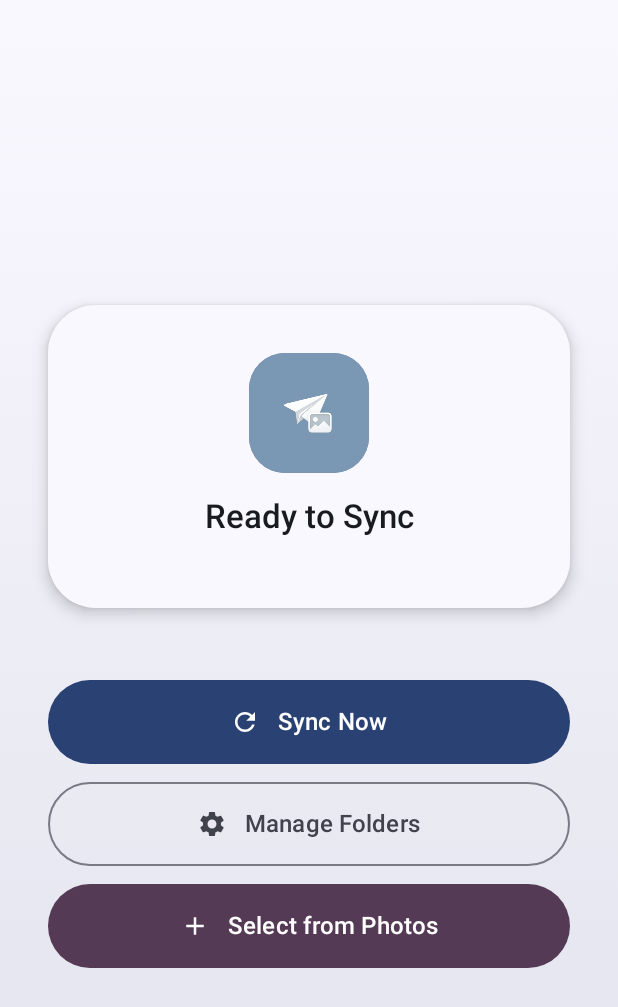
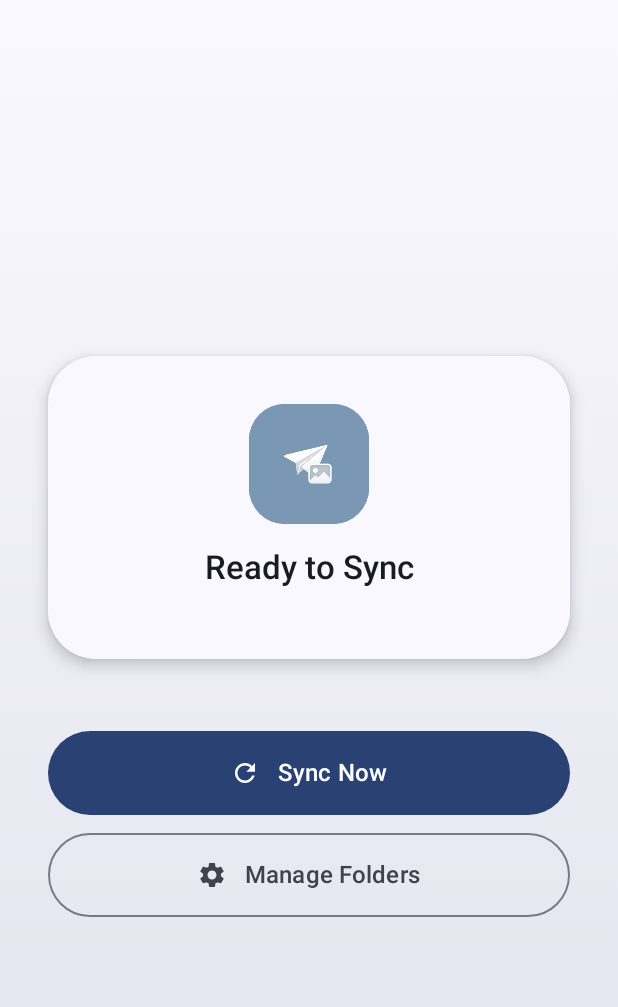
Before and after one commit to rrrainielll/TeleDrop, an Android app built with Jetpack Compose: the composable HomeScreen shown on its own in the app's theme, on a phone screen of 412 x 824 dp. Shown: the top 1007 px of the screen. Run offline under Robolectric (Android 15) with nearby library versions, the phone set to English and light mode, and no system bars; pictures from the network do not load; 2 statements that could not run were skipped.

Commit message:
Update HomeScreen.kt

```diff
--- a/app/src/main/java/com/rrrainielll/teledrop/ui/home/HomeScreen.kt
+++ b/app/src/main/java/com/rrrainielll/teledrop/ui/home/HomeScreen.kt
@@ -19,7 +19,6 @@ import androidx.compose.material.icons.filled.CheckCircle
 import androidx.compose.material.icons.filled.Star
 import androidx.compose.material.icons.filled.Refresh
 import androidx.compose.material.icons.filled.Settings
-import androidx.compose.material.icons.filled.Add
 import androidx.compose.material.icons.filled.Send
 import androidx.compose.material3.Button
 import androidx.compose.material3.Card
@@ -444,50 +443,7 @@ fun HomeScreen(
                             )
                         }
 
-                        // New Photo Picker Integration
-                        val maxItems = if (android.os.Build.VERSION.SDK_INT >= android.os.Build.VERSION_CODES.TIRAMISU) {
-                             android.provider.MediaStore.getPickImagesMaxLimit()
-                        } else {
-                             100 // Fallback for older versions
-                        }
-
-                        val photoPickerLauncher = androidx.activity.compose.rememberLauncherForActivityResult(
-                            contract = androidx.activity.result.contract.ActivityResultContracts.PickMultipleVisualMedia(maxItems)
-                        ) { uris ->
-                            if (uris.isNotEmpty()) {
-                                viewModel.uploadSelectedMedia(uris)
-                            }
-                        }
-
-                        Button(
-                            onClick = {
-                                photoPickerLauncher.launch(
-                                    androidx.activity.result.PickVisualMediaRequest(
-                                        androidx.activity.result.contract.ActivityResultContracts.PickVisualMedia.ImageAndVideo
-                                    )
-                                )
-                            },
-                            modifier = Modifier
-                                .fillMaxWidth()
-                                .height(56.dp),
-                            shape = MaterialTheme.shapes.extraLarge,
-                            colors = androidx.compose.material3.ButtonDefaults.buttonColors(
-                                containerColor = MaterialTheme.colorScheme.tertiary,
-                                contentColor = MaterialTheme.colorScheme.onTertiary
-                            )
-                        ) {
-                            Icon(
-                                Icons.Default.Add,
-                                contentDescription = null,
-                                modifier = Modifier.size(20.dp)
-                            )
-                            Spacer(modifier = Modifier.width(12.dp))
-                            Text(
-                                "Select from Photos",
-                                style = MaterialTheme.typography.labelLarge,
-                                fontSize = MaterialTheme.typography.titleMedium.fontSize
-                            )
-                        }
+// Photo Picker Removed as per user request
 
                         // Open Bot Button
                         if (!botUsername.isNullOrBlank()) {
```
